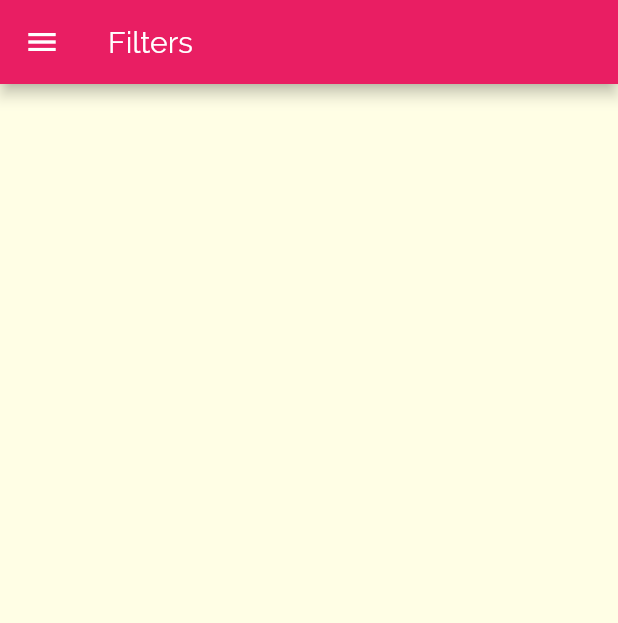
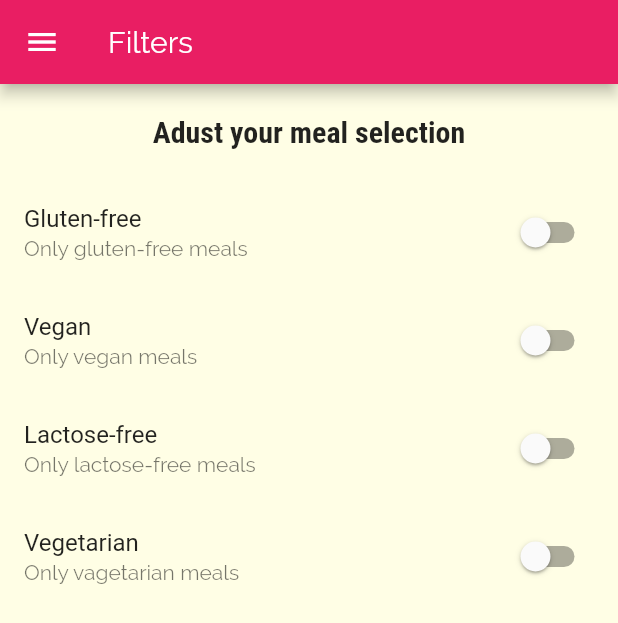
Before and after one commit to MarineZuh/meals_app, a Flutter app: the FiltersScreen screen opened by its route, on a phone screen of 412 x 824 dp. Shown: the top 623 px of the screen. Run offline on Flutter 3.47's test engine with Material 2 defaults, Android fonts, the phone set to English and light mode, and no system bars.

Commit message:
add filters to filters_screen

```diff
--- a/lib/screens/filters_screen.dart
+++ b/lib/screens/filters_screen.dart
@@ -1,17 +1,95 @@
 import 'package:flutter/material.dart';
 import 'package:meals_app/widgets/main_drawer.dart';
 
-class FiltersScreen extends StatelessWidget {
-
+class FiltersScreen extends StatefulWidget {
   static final routedName = 'filters-screen';
 
   const FiltersScreen({Key key}) : super(key: key);
 
   @override
+  _FiltersScreenState createState() => _FiltersScreenState();
+}
+
+class _FiltersScreenState extends State<FiltersScreen> {
+  bool _glutenFree = false;
+  bool _vegetarian = false;
+  bool _vegan = false;
+  bool _lactoseFree = false;
+
+  Widget _buildSwitchListTitle(title, subTitle, variable, updateFunction) {
+    return SwitchListTile(
+      title: Text(title),
+      value: variable,
+      subtitle: Text(subTitle),
+      onChanged: (newValue) {
+        updateFunction(newValue);
+      },
+    );
+  }
+
+  @override
   Widget build(BuildContext context) {
     return Scaffold(
-      appBar: AppBar(title: Text('Filters'),),
-      body: Container(),
+      appBar: AppBar(
+        title: Text('Filters'),
+      ),
+      body: Column(
+        children: <Widget>[
+          Container(
+            padding: EdgeInsets.all(20),
+            child: Text(
+              'Adust your meal selection',
+              style: Theme.of(context).textTheme.title,
+            ),
+          ),
+          Expanded(
+            child: ListView(
+              children: <Widget>[
+                _buildSwitchListTitle(
+                  'Gluten-free',
+                  'Only gluten-free meals',
+                  _glutenFree,
+                  (value) {
+                    setState(() {
+                      _glutenFree = value;
+                    });
+                  },
+                ),
+                _buildSwitchListTitle(
+                  'Vegan',
+                  'Only vegan meals',
+                  _vegan,
+                  (value) {
+                    setState(() {
+                      _vegan = value;
+                    });
+                  },
+                ),
+                _buildSwitchListTitle(
+                  'Lactose-free',
+                  'Only lactose-free meals',
+                  _lactoseFree,
+                  (value) {
+                    setState(() {
+                      _lactoseFree = value;
+                    });
+                  },
+                ),
+                _buildSwitchListTitle(
+                  'Vegetarian',
+                  'Only vagetarian meals',
+                  _vegetarian,
+                  (value) {
+                    setState(() {
+                      _vegetarian = value;
+                    });
+                  },
+                )
+              ],
+            ),
+          )
+        ],
+      ),
       drawer: MainDrawer(),
     );
   }
--- a/lib/screens/meal_detail_screen.dart
+++ b/lib/screens/meal_detail_screen.dart
@@ -80,6 +80,12 @@ class MealDetailScreen extends StatelessWidget {
           ],
         ),
       ),
+      floatingActionButton: FloatingActionButton(
+        child: Icon(Icons.delete),
+        onPressed: () {
+          Navigator.of(context).pop(mealId);
+        },
+      ),
     );
   }
 }
```
Also changed, not shown: lib/screens/category_meals_screen.dart (+35 -9 lines), lib/widgets/meal_item.dart (+13 -9 lines).
